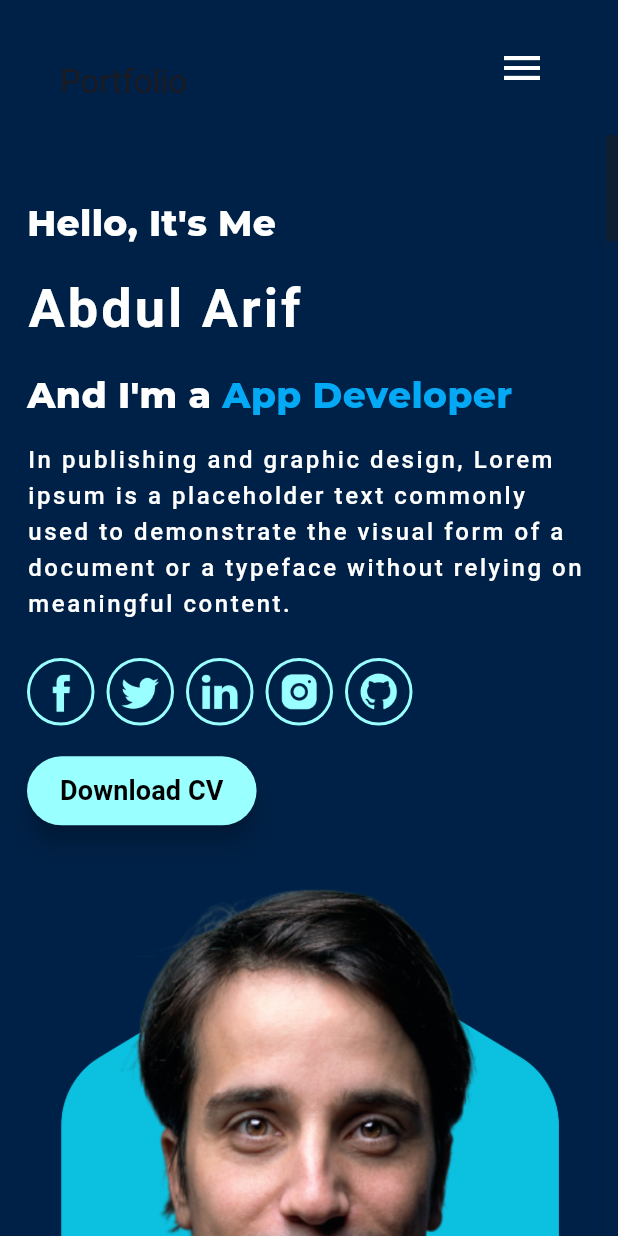
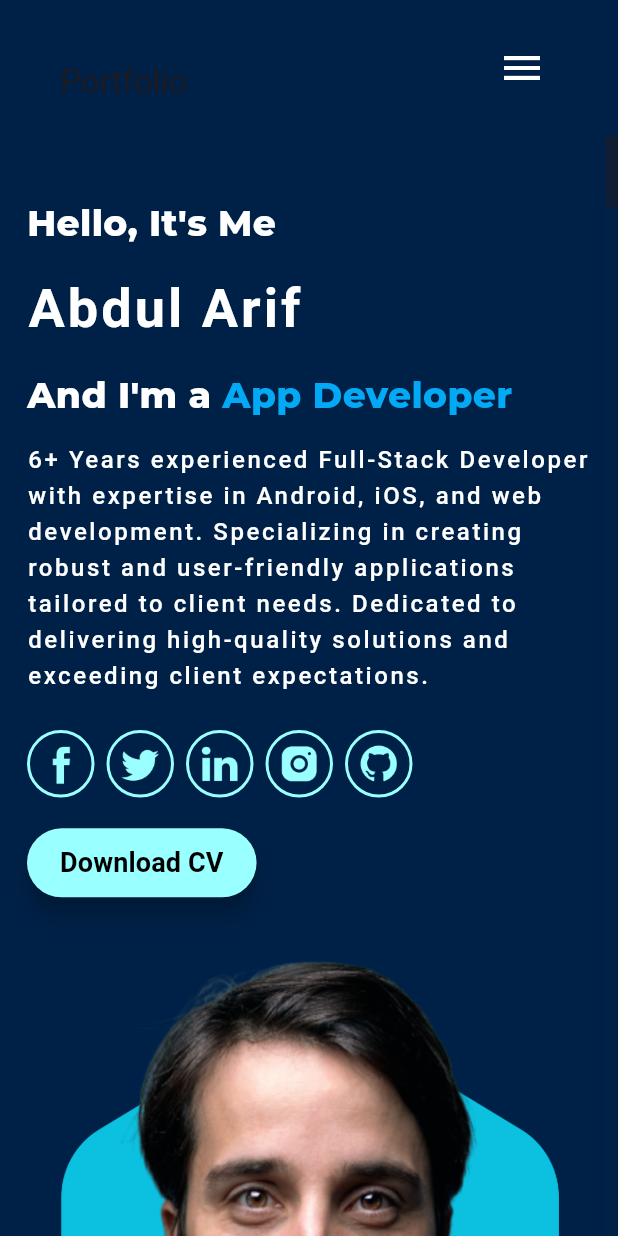
Before and after one commit to AbdulArif/portfolio, a Flutter app: the screen it shows after launch, on a phone screen of 412 x 824 dp. Run offline on Flutter 3.47's test engine with Material 3 defaults, Android fonts, the phone set to English and light mode, and no system bars; drawn by our look-alikes of animated_text_kit, scrollable_positioned_list; our stand-ins replace animate_do, google_fonts.

Commit message:
Dedicated to delivering high-quality solutions and exceeding client expectations.

```diff
--- a/lib/views/home_page.dart
+++ b/lib/views/home_page.dart
@@ -114,9 +114,9 @@ class _HomePageState extends State<HomePage> {
           duration: const Duration(milliseconds: 1600),
           child: Expanded(
             child: Text(
-              'In publishing and graphic design, Lorem ipsum is a placeholder '
-              'text commonly used to demonstrate the visual form of a document'
-              ' or a typeface without relying on meaningful content.',
+              '6+ Years experienced Full-Stack Developer with expertise in Android, iOS, and web development. '
+              'Specializing in creating robust and user-friendly applications tailored to client needs. '
+              'Dedicated to delivering high-quality solutions and exceeding client expectations.  ',
               style: AppTextStyles.normalStyle(),
             ),
           ),
```
